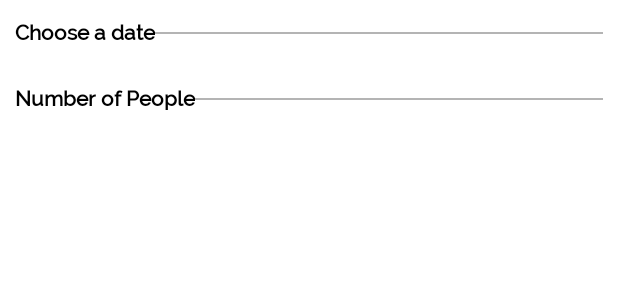
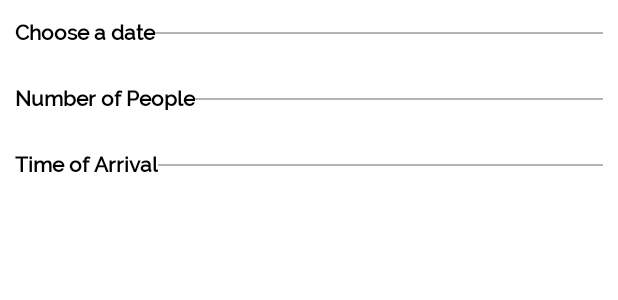
Before and after one commit to chetanjrao/RestroIN, an Android app: the layout fragment_booking_step_one.xml on its own in the app's theme, with its tools: preview values and no code run, on a phone screen of 412 x 824 dp. Shown: the top 300 px of the screen. Run offline under Robolectric (Android 15) with nearby library versions, the phone set to English and light mode, and no system bars.

Commit message:
New features added

```diff
--- a/app/src/main/AndroidManifest.xml
+++ b/app/src/main/AndroidManifest.xml
@@ -26,6 +26,7 @@
             android:name=".UserFeedActivity"
             android:label="@string/app_name"
             android:theme="@style/AppTheme.NoActionBar">
+
         </activity>
         <activity
             android:name=".RestaurantViewActivity"
@@ -43,13 +44,16 @@
         <activity
             android:name=".MapsActivity"
             android:label="@string/title_activity_maps" />
-        <activity android:name=".LoginActivity">
+        <activity android:windowSoftInputMode="adjustResize" android:name=".LoginActivity">
             <intent-filter>
                 <action android:name="android.intent.action.MAIN" />
 
                 <category android:name="android.intent.category.LAUNCHER" />
             </intent-filter>
         </activity>
+        <activity android:windowSoftInputMode="adjustResize" android:name=".RegisterActivity">
+
+        </activity>
     </application>
 
 </manifest>
--- a/app/src/main/res/drawable/top_toolbar_lbackground.xml
+++ b/app/src/main/res/drawable/top_toolbar_lbackground.xml
@@ -5,7 +5,7 @@
         android:left="-2dp"
         android:right="-2dp"
         android:top="-2dp"
-        android:bottom="1dp">
+        android:bottom="0dp">
 
         <shape android:shape="rectangle" >
 
--- a/app/src/main/res/layout/activity_login.xml
+++ b/app/src/main/res/layout/activity_login.xml
@@ -11,7 +11,7 @@
         android:id="@+id/exit_button"
         android:padding="15dp"
         android:layout_width="wrap_content"
-        android:src="@drawable/ic_back_navigte"
+        android:src="@drawable/ic_exit"
         android:tint="#ff2f01"
         android:foreground="?attr/selectableItemBackgroundBorderless"
         android:background="@android:color/transparent"
@@ -30,6 +30,7 @@
         <TextView
             android:layout_width="wrap_content"
             android:textSize="19sp"
+            android:layout_marginStart="5dp"
             android:text="Login to RestroIN"
             android:fontFamily="@font/raleway"
             android:textStyle="bold"
@@ -100,6 +101,7 @@
             android:textColor="#3ca101"
             android:textStyle="bold"
             android:textSize="17sp"
+            android:fontFamily="@font/raleway"
             android:id="@+id/forgot_password"
             android:text="Forgot Password ? "
             android:layout_width="wrap_content"
--- a/app/src/main/res/layout/fragment_booking_step_one.xml
+++ b/app/src/main/res/layout/fragment_booking_step_one.xml
@@ -98,6 +98,49 @@
 
             </RelativeLayout>
 
+            <RelativeLayout
+                android:layout_margin="10dp"
+                android:layout_below="@id/people_recycler_layout"
+                android:id="@+id/booking_time_layout"
+                android:layout_width="match_parent"
+                android:layout_height="24dp">
+
+                <TextView
+                    android:id="@+id/booking_time_text"
+                    android:layout_width="wrap_content"
+                    android:layout_centerVertical="true"
+                    android:textStyle="bold"
+                    android:textColor="#000"
+                    android:fontFamily="@font/raleway"
+                    android:text="Time of Arrival"
+                    android:layout_height="wrap_content" />
+
+                <View
+                    android:layout_marginTop="2dp"
+                    android:layout_width="wrap_content"
+                    android:background="#b4b4b4"
+                    android:layout_centerVertical="true"
+                    android:layout_toEndOf="@id/booking_time_text"
+                    android:layout_height="1dp" />
+
+            </RelativeLayout>
+
+            <RelativeLayout
+                android:layout_below="@id/booking_time_layout"
+                android:id="@+id/time_recycler_layout"
+                android:layout_width="match_parent"
+                android:layout_height="wrap_content">
+
+                <android.support.v7.widget.RecyclerView
+                    android:layout_marginStart="5dp"
+                    android:id="@+id/time_recycler"
+                    android:layout_width="match_parent"
+                    android:layout_height="wrap_content">
+
+                </android.support.v7.widget.RecyclerView>
+
+            </RelativeLayout>
+
         </RelativeLayout>
 
     </android.support.v4.widget.NestedScrollView>
```
Also changed, not shown: app/src/main/java/in/restroin/restroin/LoginActivity.java (+9 -1 lines), app/src/main/java/in/restroin/restroin/RegisterActivity.java (added, +22 -0 lines), app/src/main/java/in/restroin/restroin/UserFeedActivity.java (+13 -1 lines), app/src/main/java/in/restroin/restroin/adapters/TimeChooseAdapter.java (added, +79 -0 lines), app/src/main/res/drawable/button_background_orange.xml (added, +25 -0 lines), app/src/main/res/drawable/ic_exit.xml (added, +9 -0 lines), app/src/main/res/layout/activity_user_feed.xml (+7 -8 lines), app/src/main/res/layout/layout_hangouts_card.xml (+5 -5 lines), app/src/main/res/layout/layout_select_time_item.xml (added, +58 -0 lines).
